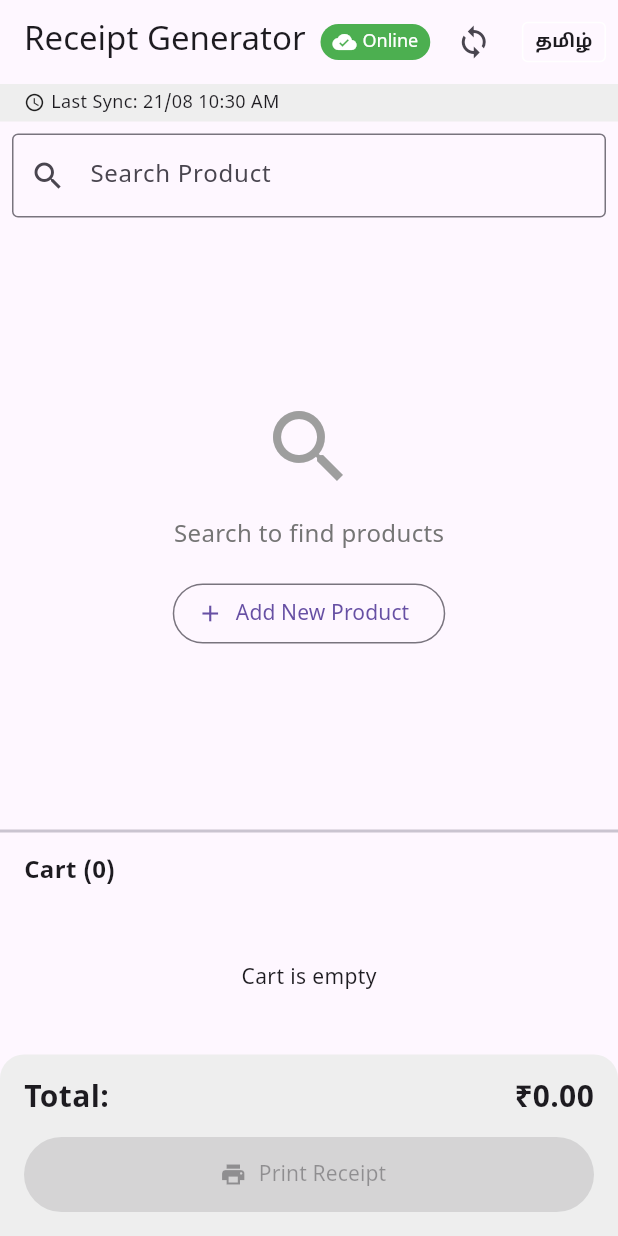
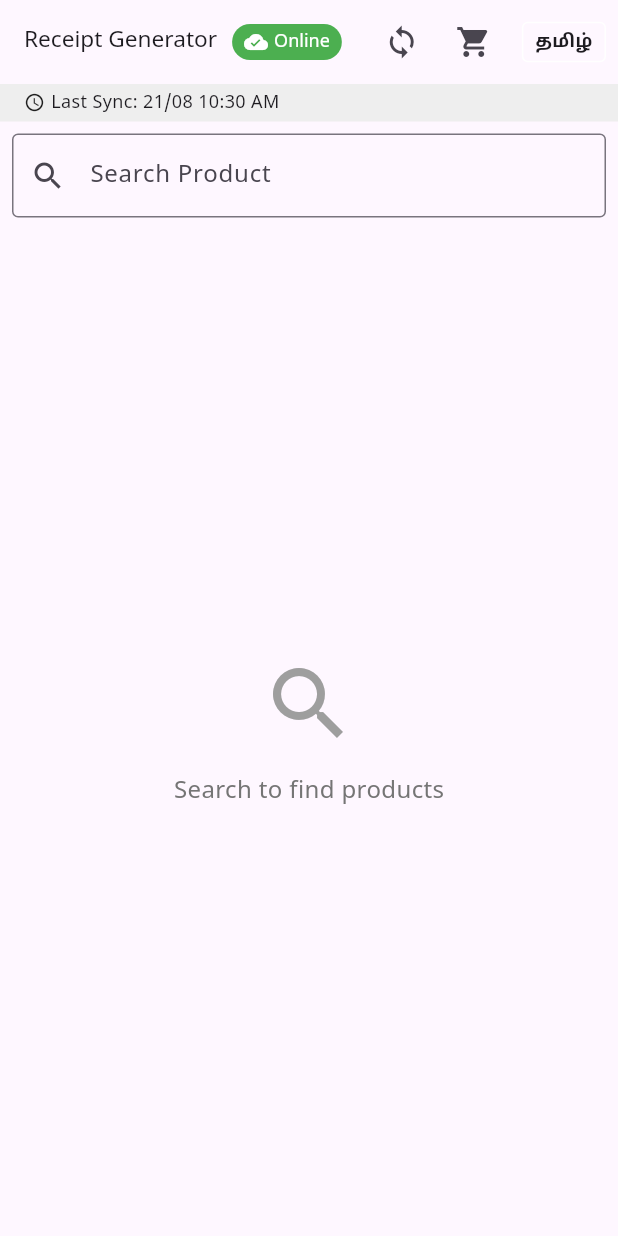
Before and after one commit to rammesaran/billreciptapp, a Flutter app: the screen it shows after launch, after a tap on the "sync" icon, after a tap on "EN", on a phone screen of 412 x 824 dp. Run offline on Flutter 3.47's test engine with Material 3 defaults, Android fonts, the light colour scheme and no system bars; our stand-ins replace cloud_firestore, connectivity_plus, firebase_core, pdf, printing, shared_preferences and 1 more; accounts and stored records are empty.

Commit message:
ui fixes

```diff
--- a/lib/homescreen.dart
+++ b/lib/homescreen.dart
@@ -898,6 +898,173 @@ class _ReceiptScreenState extends State<ReceiptScreen> {
     }
   }
 
+  void _showCartBottomSheet() {
+    showModalBottomSheet(
+      context: context,
+      builder: (context) {
+        return StatefulBuilder(
+          builder: (BuildContext context, StateSetter setModalState) {
+            return Container(
+              height: MediaQuery.of(context).size.height * 0.5,
+              color: Colors.white,
+              child: Column(
+                children: [
+                  Padding(
+                    padding: EdgeInsets.symmetric(horizontal: 16, vertical: 8),
+                    child: Row(
+                      mainAxisAlignment: MainAxisAlignment.spaceBetween,
+                      children: [
+                        Text(
+                          '${tr("cart")} (${cartItems.length})',
+                          style: TextStyle(
+                            fontSize: 16,
+                            fontWeight: FontWeight.bold,
+                          ),
+                        ),
+                        if (cartItems.isNotEmpty)
+                          TextButton(
+                            onPressed: () {
+                              _clearCart();
+                              setModalState(() {});
+                            },
+                            child: Text(
+                              tr('clear'),
+                              style: TextStyle(color: Colors.red),
+                            ),
+                          ),
+                      ],
+                    ),
+                  ),
+                  Expanded(
+                    child: cartItems.isEmpty
+                        ? Center(child: Text(tr('emptyCart')))
+                        : ListView.builder(
+                            itemCount: cartItems.length,
+                            itemBuilder: (context, index) {
+                              final item = cartItems[index];
+                              return ListTile(
+                                title: Text(
+                                  isTamil
+                                      ? item.product.tamilName
+                                      : item.product.name,
+                                ),
+                                subtitle: Text(
+                                  '₹${item.product.price} × ${item.quantity}${item.product.unit}',
+                                ),
+                                trailing: Row(
+                                  mainAxisSize: MainAxisSize.min,
+                                  children: [
+                                    Text(
+                                      '₹${item.total.toStringAsFixed(2)}',
+                                      style: TextStyle(
+                                        fontWeight: FontWeight.bold,
+                                      ),
+                                    ),
+                                    IconButton(
+                                      icon: Icon(
+                                        Icons.remove_circle,
+                                        color: Colors.orange,
+                                      ),
+                                      onPressed: () {
+                                        _updateQuantity(
+                                          index,
+                                          item.quantity - 1,
+                                        );
+                                        setModalState(() {});
+                                      },
+                                    ),
+                                    Text(
+                                      '${item.quantity.toStringAsFixed(0)}',
+                                      style: TextStyle(fontSize: 16),
+                                    ),
+                                    IconButton(
+                                      icon: Icon(
+                                        Icons.add_circle,
+                                        color: Colors.green,
+                                      ),
+                                      onPressed: () {
+                                        _updateQuantity(
+                                          index,
+                                          item.quantity + 1,
+                                        );
+                                        setModalState(() {});
+                                      },
+                                    ),
+                                    IconButton(
+                                      icon: Icon(
+                                        Icons.delete,
+                                        color: Colors.red,
+                                      ),
+                                      onPressed: () {
+                                        _removeFromCart(index);
+                                        setModalState(() {});
+                                      },
+                                    ),
+                                  ],
+                                ),
+                              );
+                            },
+                          ),
+                  ),
+                  Container(
+                    padding: EdgeInsets.all(16),
+                    decoration: BoxDecoration(
+                      color: Colors.grey[200],
+                      borderRadius: BorderRadius.only(
+                        topLeft: Radius.circular(16),
+                        topRight: Radius.circular(16),
+                      ),
+                    ),
+                    child: Column(
+                      children: [
+                        Row(
+                          mainAxisAlignment: MainAxisAlignment.spaceBetween,
+                          children: [
+                            Text(
+                              '${tr("total")}:',
+                              style: TextStyle(
+                                fontSize: 20,
+                                fontWeight: FontWeight.bold,
+                              ),
+                            ),
+                            Text(
+                              '₹${totalAmount.toStringAsFixed(2)}',
+                              style: TextStyle(
+                                fontSize: 20,
+                                fontWeight: FontWeight.bold,
+                              ),
+                            ),
+                          ],
+                        ),
+                        SizedBox(height: 10),
+                        ElevatedButton.icon(
+                          onPressed: cartItems.isEmpty
+                              ? null
+                              : () {
+                                  Navigator.pop(
+                                    context,
+                                  ); // Close bottom sheet before generating PDF
+                                  _generatePDF();
+                                },
+                          icon: Icon(Icons.print),
+                          label: Text(tr('printReceipt')),
+                          style: ElevatedButton.styleFrom(
+                            minimumSize: Size(double.infinity, 50),
+                            backgroundColor: Colors.green,
+                          ),
+                        ),
+                      ],
+                    ),
+                  ),
+                ],
+              ),
+            );
+          },
+        );
+      },
+    );
+  }
+
   @override
   Widget build(BuildContext context) {
     // Show error screen if there's a critical error
@@ -935,7 +1102,15 @@ class _ReceiptScreenState extends State<ReceiptScreen> {
       appBar: AppBar(
         title: Row(
           children: [
-            Text(tr('title')),
+            Expanded(
+              child: FittedBox(
+                child: Text(
+                  tr('title'),
+                  style: TextStyle(fontSize: 22), // Adjust font size if needed
+                  overflow: TextOverflow.ellipsis,
+                ),
+              ),
+            ),
             SizedBox(width: 10),
             Container(
               padding: EdgeInsets.symmetric(horizontal: 8, vertical: 4),
@@ -968,6 +1143,33 @@ class _ReceiptScreenState extends State<ReceiptScreen> {
                 ? () => _syncWithFirestore(reloadAfterSync: true)
                 : null,
             tooltip: tr('sync'),
+          ),
+          IconButton(
+            icon: Stack(
+              children: [
+                Icon(Icons.shopping_cart),
+                if (cartItems.isNotEmpty)
+                  Positioned(
+                    right: 0,
+                    top: 0,
+                    child: Container(
+                      padding: EdgeInsets.all(2),
+                      decoration: BoxDecoration(
+                        color: Colors.red,
+                        borderRadius: BorderRadius.circular(10),
+                      ),
+                      constraints: BoxConstraints(minWidth: 16, minHeight: 16),
+                      child: Text(
+                        '${cartItems.length}',
+                        style: TextStyle(color: Colors.white, fontSize: 10),
+                        textAlign: TextAlign.center,
+                      ),
+                    ),
+                  ),
+              ],
+            ),
+            onPressed: _showCartBottomSheet,
+            tooltip: tr('cart'),
           ),
           // Language toggle button
           IconButton(
@@ -1032,7 +1234,6 @@ class _ReceiptScreenState extends State<ReceiptScreen> {
 
           // Products Grid / Search Instructions
           Expanded(
-            flex: 3,
             child: isLoading
                 ? Center(child: CircularProgressIndicator())
                 : !isSearching
@@ -1048,20 +1249,6 @@ class _ReceiptScreenState extends State<ReceiptScreen> {
                             fontSize: 16,
                             color: Colors.grey[600],
                           ),
-                        ),
-                        SizedBox(height: 16),
-                        OutlinedButton.icon(
-                          onPressed: () {
-                            Navigator.push(
-                              context,
-                              MaterialPageRoute(
-                                builder: (context) =>
-                                    AddProductScreen(isOnline: isOnline),
-                              ),
-                            ).then((_) => _loadLocalData());
-                          },
-                          icon: Icon(Icons.add),
-                          label: Text(tr('addProduct')),
                         ),
                       ],
                     ),
@@ -1168,138 +1355,6 @@ class _ReceiptScreenState extends State<ReceiptScreen> {
                     },
                   ),
           ),
-
-          Divider(thickness: 2),
-
-          // Cart Section
-          Expanded(
-            flex: 2,
-            child: Column(
-              children: [
-                Padding(
-                  padding: EdgeInsets.symmetric(horizontal: 16, vertical: 8),
-                  child: Row(
-                    mainAxisAlignment: MainAxisAlignment.spaceBetween,
-                    children: [
-                      Text(
-                        '${tr("cart")} (${cartItems.length})',
-                        style: TextStyle(
-                          fontSize: 16,
-                          fontWeight: FontWeight.bold,
-                        ),
-                      ),
-                      if (cartItems.isNotEmpty)
-                        TextButton(
-                          onPressed: _clearCart,
-                          child: Text(
-                            tr('clear'),
-                            style: TextStyle(color: Colors.red),
-                          ),
-                        ),
-                    ],
-                  ),
-                ),
-                Expanded(
-                  child: cartItems.isEmpty
-                      ? Center(child: Text(tr('emptyCart')))
-                      : ListView.builder(
-                          itemCount: cartItems.length,
-                          itemBuilder: (context, index) {
-                            final item = cartItems[index];
-                            return ListTile(
-                              title: Text(
-                                isTamil
-                                    ? item.product.tamilName
-                                    : item.product.name,
-                              ),
-                              subtitle: Text(
-                                '₹${item.product.price} × ${item.quantity}${item.product.unit}',
-                              ),
-                              trailing: Row(
-                                mainAxisSize: MainAxisSize.min,
-                                children: [
-                                  Text(
-                                    '₹${item.total.toStringAsFixed(2)}',
-                                    style: TextStyle(
-                                      fontWeight: FontWeight.bold,
-                                    ),
-                                  ),
-                                  IconButton(
-                                    icon: Icon(
-                                      Icons.remove_circle,
-                                      color: Colors.orange,
-                                    ),
-                                    onPressed: () => _updateQuantity(
-                                      index,
-                                      item.quantity - 1,
-                                    ),
-                                  ),
-                                  IconButton(
-                                    icon: Icon(
-                                      Icons.add_circle,
-                                      color: Colors.green,
-                                    ),
-                                    onPressed: () => _updateQuantity(
-                                      index,
-                                      item.quantity + 1,
-                                    ),
-                                  ),
-                                  IconButton(
-                                    icon: Icon(Icons.delete, color: Colors.red),
-                                    onPressed: () => _removeFromCart(index),
-                                  ),
-                                ],
-                              ),
-                            );
-                          },
-                        ),
-                ),
-                Container(
-                  padding: EdgeInsets.all(16),
-                  decoration: BoxDecoration(
-                    color: Colors.grey[200],
-                    borderRadius: BorderRadius.only(
-                      topLeft: Radius.circular(16),
-                      topRight: Radius.circular(16),
-                    ),
-                  ),
-                  child: Column(
-                    children: [
-                      Row(
-                        mainAxisAlignment: MainAxisAlignment.spaceBetween,
-                        children: [
-                          Text(
-                            '${tr("total")}:',
-                            style: TextStyle(
-                              fontSize: 20,
-                              fontWeight: FontWeight.bold,
-                            ),
-                          ),
-                          Text(
-                            '₹${totalAmount.toStringAsFixed(2)}',
-                            style: TextStyle(
-                              fontSize: 20,
-                              fontWeight: FontWeight.bold,
-                            ),
-                          ),
-                        ],
-                      ),
-                      SizedBox(height: 10),
-                      ElevatedButton.icon(
-                        onPressed: cartItems.isEmpty ? null : _generatePDF,
-                        icon: Icon(Icons.print),
-                        label: Text(tr('printReceipt')),
-                        style: ElevatedButton.styleFrom(
-                          minimumSize: Size(double.infinity, 50),
-                          backgroundColor: Colors.green,
-                        ),
-                      ),
-                    ],
-                  ),
-                ),
-              ],
-            ),
-          ),
         ],
       ),
     );
```
